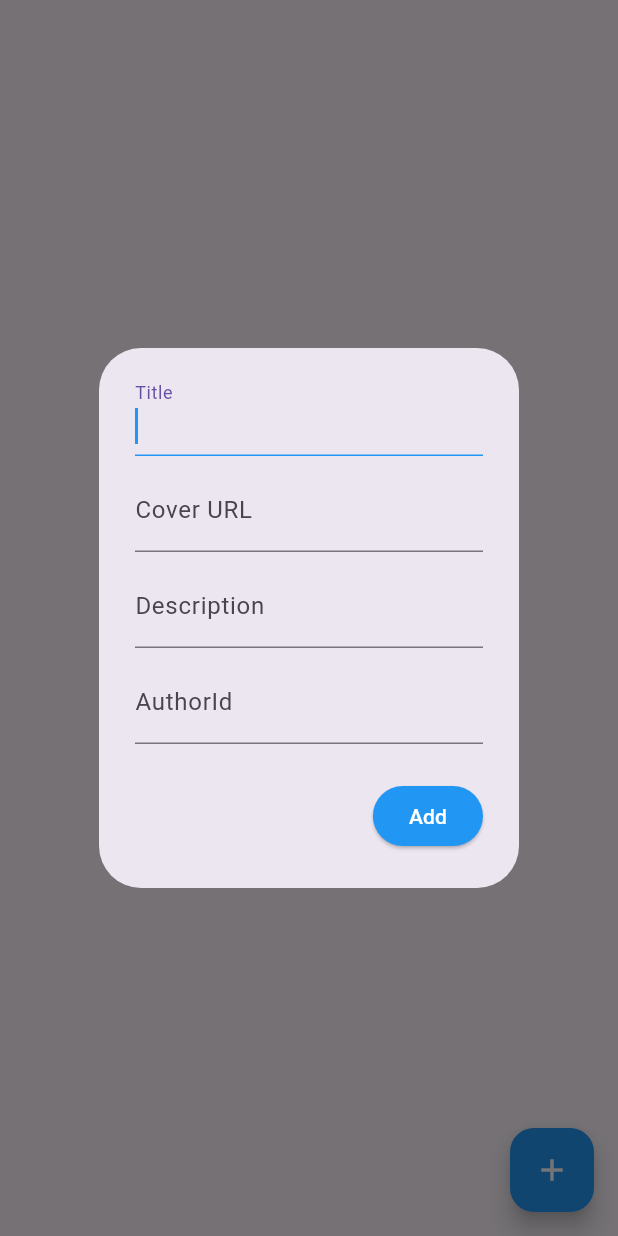
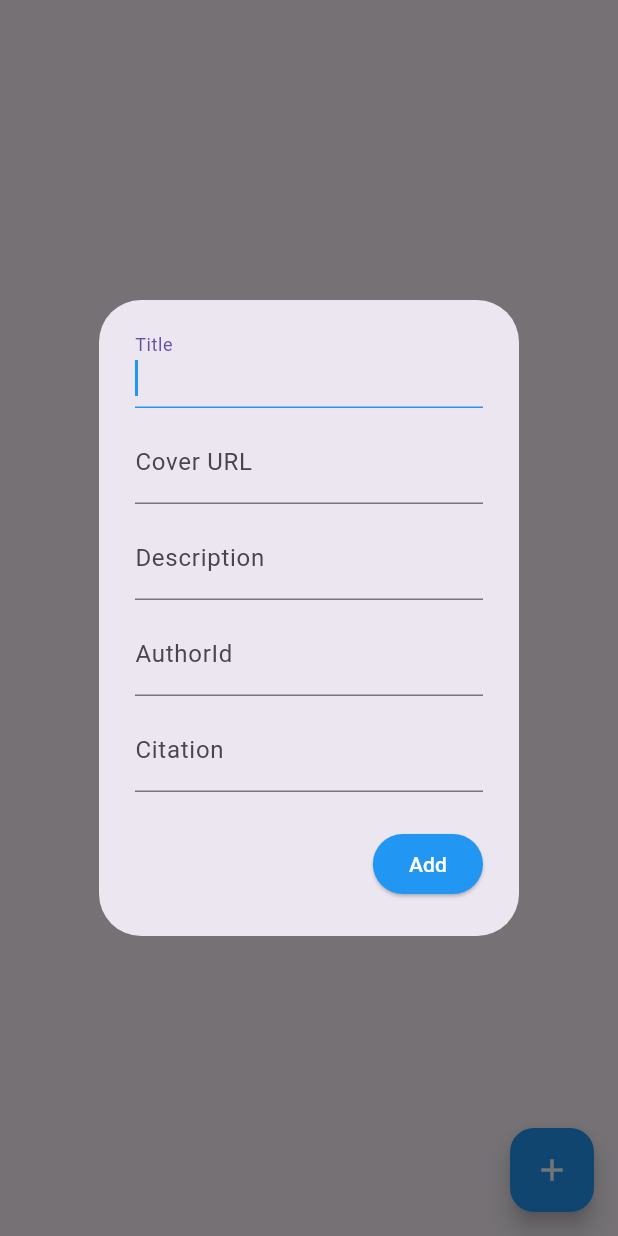
Before and after one commit to Siruenyian/PPB-FP, a Flutter app: the AdminBooksPage screen opened directly, after a tap on the "add" icon, on a phone screen of 412 x 824 dp. Run offline on Flutter 3.47's test engine with Material 3 defaults, Android fonts, the phone set to English and light mode, and no system bars; our stand-ins replace cloud_firestore, firebase_auth, firebase_core; accounts and stored records are empty.

Commit message:
fix: overflow UI problem, add: text on edit

```diff
--- a/lib/pages/admin/admin_books.dart
+++ b/lib/pages/admin/admin_books.dart
@@ -16,6 +16,7 @@ class _AdminBooksPageState extends State<AdminBooksPage> {
   final TextEditingController coverurltextController = TextEditingController();
   final TextEditingController desctextController = TextEditingController();
   final TextEditingController authorsidController = TextEditingController();
+  final TextEditingController citationController = TextEditingController();
   final BookService bookService = BookService();
   final user = FirebaseAuth.instance.currentUser;
 
@@ -23,22 +24,19 @@ class _AdminBooksPageState extends State<AdminBooksPage> {
     FirebaseAuth.instance.signOut();
   }
 
-  void openBookBox(BuildContext context, {String? docID}) {
-    String selectedAuthorId = '';
-    List<DropdownMenuItem<String>> authorItems = [
-      const DropdownMenuItem<String>(
-        value: '1',
-        child: Text('Sault Goodman'),
-      ),
-      const DropdownMenuItem<String>(
-        value: '2',
-        child: Text('Walter White'),
-      ),
-      const DropdownMenuItem<String>(
-        value: '3',
-        child: Text('Steven'),
-      ),
-    ];
+  void openBookBox(BuildContext context, {String? docID}) async {
+    if (docID != null) {
+      // Fetch the book data
+      DocumentSnapshot doc = await bookService.getBookByID(docID);
+      if (doc.exists) {
+        Map<String, dynamic> data = doc.data() as Map<String, dynamic>;
+        titletextController.text = data['title'] ?? '';
+        coverurltextController.text = data['cover_url'] ?? '';
+        desctextController.text = data['description'] ?? '';
+        authorsidController.text = data['author_id'] ?? '';
+        citationController.text = data['citation'] ?? '';
+      }
+    }
     showDialog(
       context: context,
       builder: (context) => AlertDialog(
@@ -90,6 +88,17 @@ class _AdminBooksPageState extends State<AdminBooksPage> {
                   ),
                 ),
               ),
+              const SizedBox(height: 8.0),
+              TextField(
+                controller: citationController,
+                cursorColor: Colors.blue,
+                decoration: const InputDecoration(
+                  labelText: 'Citation',
+                  focusedBorder: UnderlineInputBorder(
+                    borderSide: BorderSide(color: Colors.blue),
+                  ),
+                ),
+              ),
             ],
           ),
         ),
@@ -106,6 +115,7 @@ class _AdminBooksPageState extends State<AdminBooksPage> {
                   coverurltextController.text,
                   authorsidController.text,
                   desctextController.text,
+                  citationController.text,
                 );
               } else {
                 bookService.updateBook(
@@ -114,6 +124,7 @@ class _AdminBooksPageState extends State<AdminBooksPage> {
                   coverurltextController.text,
                   authorsidController.text,
                   desctextController.text,
+                  citationController.text,
                 );
               }
               titletextController.clear();
@@ -122,7 +133,7 @@ class _AdminBooksPageState extends State<AdminBooksPage> {
               authorsidController.clear();
               Navigator.pop(context);
             },
-            child: const Text('Add'),
+            child: Text(docID == null ? 'Add' : 'Update'),
           ),
         ],
       ),
@@ -136,7 +147,7 @@ class _AdminBooksPageState extends State<AdminBooksPage> {
         backgroundColor: Colors.blue,
         tooltip: 'Press me to add Books!',
         onPressed: () {
-          openBookBox(context);
+          openBookBox(context, docID: null);
         },
         child: const Icon(
           Icons.add,
@@ -187,11 +198,12 @@ class _AdminBooksPageState extends State<AdminBooksPage> {
                         coverUrl.isNotEmpty
                             ? Image.network(
                                 coverUrl,
-                                height: 300,
+                                height: 100,
                                 fit: BoxFit.cover,
                               )
                             : Container(
-                                height: 300,
+                                height: 50,
+                                width: 50,
                                 color: Colors.grey,
                                 child: Center(
                                   child: Text('No Image Available',
--- a/lib/services/book_service.dart
+++ b/lib/services/book_service.dart
@@ -1,31 +1,34 @@
 import 'package:cloud_firestore/cloud_firestore.dart';
 
-
-class BookService{
+class BookService {
   final CollectionReference book =
       FirebaseFirestore.instance.collection('books');
 
-  Future<void> addBook(String title, String coverUrl, String authorUid, String description) {
+  Future<void> addBook(String title, String coverUrl, String authorUid,
+      String description, String citation) {
     return book.add({
       'title': title,
       'cover_url': coverUrl,
       'author_id': authorUid,
       'description': description,
+      'citation': citation,
       'timestamp': DateTime.now()
     });
   }
 
-  Future<void> updateBook(String bookUid, String title, String coverUrl, String authorUid, String description) {
+  Future<void> updateBook(String bookUid, String title, String coverUrl,
+      String authorUid, String description, String citation) {
     return book.doc(bookUid).update({
       'title': title,
       'cover_url': coverUrl,
       'author_id': authorUid,
       'description': description,
+      'citation': citation,
       'timestamp': DateTime.now()
     });
   }
 
-  Future<DocumentSnapshot> getBookByID(String bookUid){
+  Future<DocumentSnapshot> getBookByID(String bookUid) {
     return book.doc(bookUid).get();
   }
 
@@ -47,22 +50,21 @@ Future<void> deleteBook(String bookUid) async {
       for (DocumentSnapshot doc in snapshot.docs) {
         await doc.reference.delete();
       }
-    return await FirebaseFirestore.instance.collection('books').doc(bookUid).delete();
+      return await FirebaseFirestore.instance
+          .collection('books')
+          .doc(bookUid)
+          .delete();
     } catch (e) {
-
       print('Error deleting book: $e');
       throw e;
     }
   }
 
-
-  Stream<QuerySnapshot> getBooksStream(){
+  Stream<QuerySnapshot> getBooksStream() {
     final notesStream = book.snapshots().map((snapshot) {
       return snapshot;
     });
 
     return notesStream;
   }
-
-
 }
```
Also changed, not shown: lib/services/author_service.dart (added, +47 -0 lines). Lines whose indentation alone changed are shown as unchanged.
